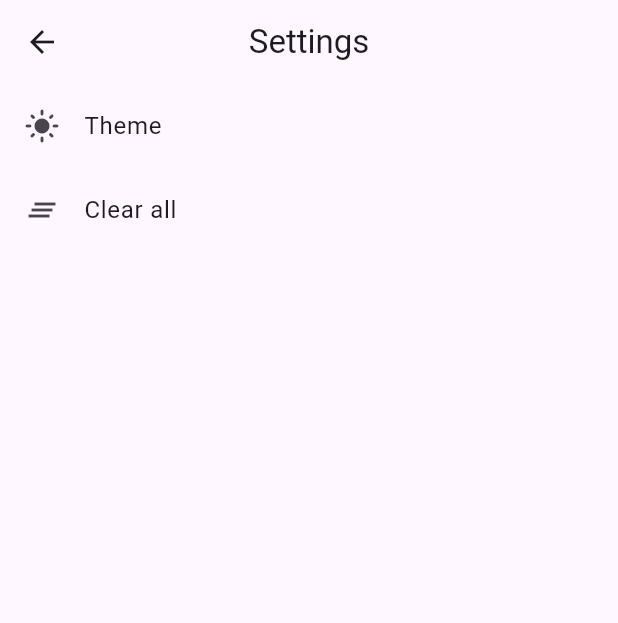
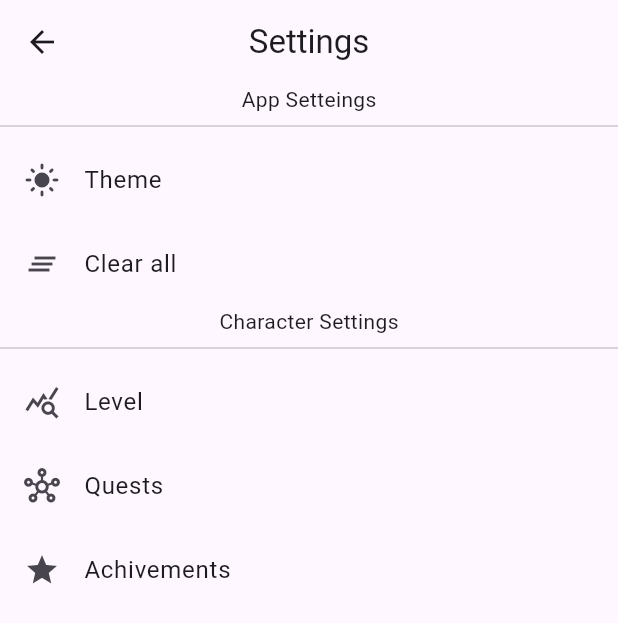
Before and after one commit to lindo001/To_do_App, a Flutter app: the screen it shows after launch, after a tap on the "settings" icon, on a phone screen of 412 x 824 dp. Shown: the top 623 px of the screen. Run offline on Flutter 3.47's test engine with Material 3 defaults, Android fonts, the phone set to English and light mode, and no system bars; our stand-ins replace hive, hive_flutter; accounts and stored records are empty.

Commit message:
Fixed Settings

```diff
--- a/todoapp_classic/lib/pages/settings.dart
+++ b/todoapp_classic/lib/pages/settings.dart
@@ -9,7 +9,8 @@ import 'package:todoapp_classic/componets/zoeThemes.dart';
 
 class Settings extends StatelessWidget {
   static String id = "SettingsPage";
-   Settings({super.key});
+  final Function cleanFunction;
+   Settings({super.key,required this.cleanFunction});
   final _zoeCanYou = Hive.box("myDB");
 
 
@@ -19,6 +20,8 @@ class Settings extends StatelessWidget {
     return Scaffold(
       appBar: AppBar(title: Text("Settings"),centerTitle: true,),
       body: Column(children: [
+        Text("App Setteings"),
+        Divider(),
         GestureDetector(
           onTap: ()=> holdZoe.setZoeTheme(),
           child: ListTile(
@@ -27,12 +30,27 @@ class Settings extends StatelessWidget {
           ),
         ),
         GestureDetector(
-          onTap: () => _zoeCanYou.clear(),
+          onTap: () => cleanFunction(),
           child: ListTile(
             leading: Icon(Icons.clear_all),
             title: Text("Clear all "),
           ),
+        ),
+        Text("Character Settings"),
+        Divider(),
+        ListTile(
+          leading: Icon(Icons.query_stats),
+          title: Text("Level"),
+        ),
+        ListTile(
+          leading: Icon(Icons.hub_outlined),
+          title: Text("Quests"),
+        ),
+        ListTile(
+          leading: Icon(Icons.star),
+          title: Text("Achivements"),
         )
+
 
       ],),
     );
```
